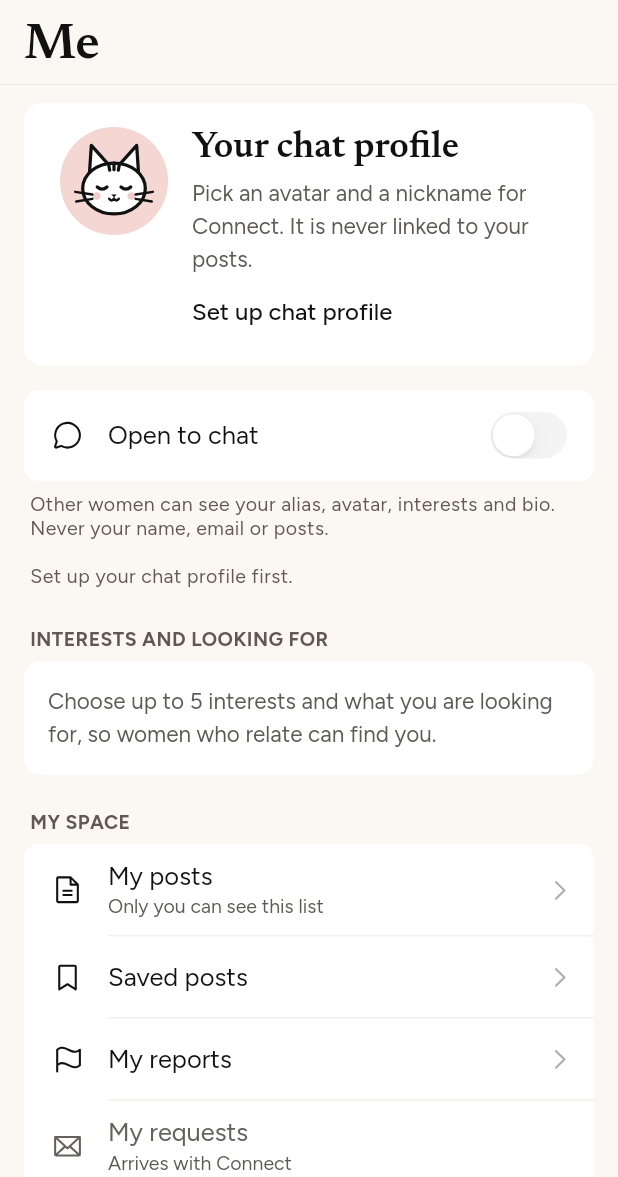
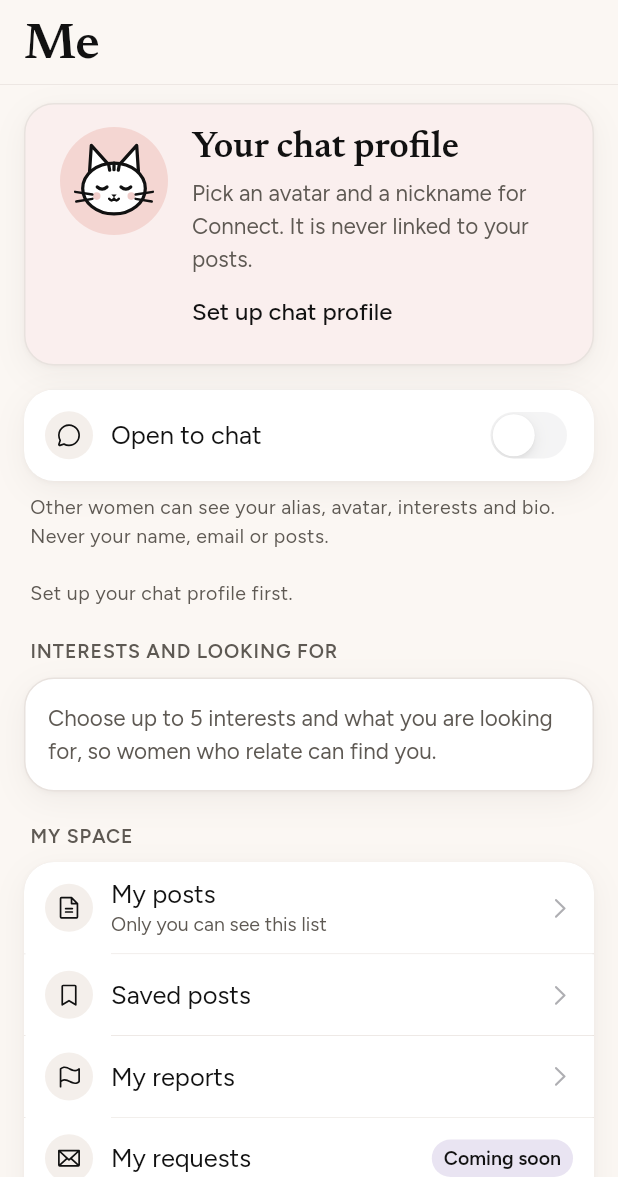
Before and after one commit to DineshVco/women-community-support, a Flutter app: the ProfileScreen screen opened directly, on a phone screen of 412 x 824 dp, the part 59-1236 px from its top. Run offline on Flutter 3.47's test engine with Material 3 defaults, Android fonts, the phone set to English and light mode, and no system bars; our stand-ins replace cloud_firestore, firebase_auth, firebase_core, flutter_secure_storage, google_fonts, google_sign_in and 3 more; missing offline and left inert: cryptography; accounts and stored records are empty; generated files the repository leaves out were written again; project files that could hold a hidden picture were left out.

Commit message:
Design: grouped lists as cards; Me screen tidy-up
GroupedSection is now one Looma card (20 px corners, 1 px warm border,
soft shadow in light mode) under a small grey header, with separators
that start after the icons. Row icons sit in soft circles. Me: the chat
profile at the top is a blush-washed card with the cat avatar, and "My
requests" and "Blocked list" stay readable with a small "Coming soon"
tag instead of being greyed out.

Co-Authored-By: Claude Opus 5.5 <noreply@anthropic.com>

```diff
--- a/lib/presentation/screens/profile_screen.dart
+++ b/lib/presentation/screens/profile_screen.dart
@@ -17,6 +17,7 @@ import '../providers/theme_provider.dart';
 import '../widgets/adaptive.dart';
 import '../widgets/cat_avatar.dart';
 import '../widgets/ios.dart';
+import '../widgets/looma_card.dart';
 import '../widgets/content_width.dart';
 import '../widgets/quick_exit_button.dart';
 import '../widgets/app_lock_gate.dart';
@@ -226,17 +227,16 @@ class _ProfileScreenState extends State<ProfileScreen> {
                           title: 'My reports',
                           onTap: () => _push(const MyReportsScreen()),
                         ),
+                        // Readable, with a tag (not greyed out).
                         const GroupedRow(
                           icon: AppIcons.envelope,
                           title: 'My requests',
-                          subtitle: 'Arrives with Connect',
-                          enabled: false,
+                          trailing: ComingSoonTag(),
                         ),
                         const GroupedRow(
                           icon: AppIcons.blocked,
                           title: 'Blocked list',
-                          subtitle: 'Arrives with Connect',
-                          enabled: false,
+                          trailing: ComingSoonTag(),
                         ),
                       ],
                     ),
@@ -320,14 +320,14 @@ class _Card extends StatelessWidget {
 
   @override
   Widget build(BuildContext context) {
-    return Container(
-      margin: const EdgeInsets.symmetric(horizontal: 16),
-      padding: const EdgeInsets.symmetric(vertical: AppSpacing.lg),
-      decoration: BoxDecoration(
-        color: context.palette.surface,
-        borderRadius: BorderRadius.circular(12),
+    // The cat moment at the top of Me: a card with a soft blush wash.
+    return Padding(
+      padding: const EdgeInsets.symmetric(horizontal: 16),
+      child: LoomaCard(
+        color: context.palette.blushTint,
+        padding: const EdgeInsets.symmetric(vertical: AppSpacing.lg),
+        child: child,
       ),
-      child: child,
     );
   }
 }
--- a/lib/presentation/widgets/ios.dart
+++ b/lib/presentation/widgets/ios.dart
@@ -5,9 +5,11 @@ import 'package:flutter/material.dart';
 
 import '../../core/theme/app_colors.dart';
 import '../../core/theme/app_motion.dart';
+import '../../core/theme/app_radius.dart';
 import '../../core/theme/app_spacing.dart';
 import '../../core/theme/app_typography.dart';
 import '../../core/utils/haptics.dart';
+import 'looma_card.dart';
 
 // iOS-style building blocks, used on Android too, in Looma's black and
 // white style (Newsreader headings, system font for body text).
@@ -160,8 +162,9 @@ class NavBarActions extends StatelessWidget {
 
 // ───────────────────────── Grouped lists ─────────────────────────
 
-/// An iOS inset grouped section: small grey caps header, rounded group,
-/// hairline separators.
+/// A grouped list in the Looma card style: a small grey header, then one
+/// card (20 px corners, 1 px warm border, soft shadow in light mode) with
+/// hairline separators that start after the icons.
 class GroupedSection extends StatelessWidget {
   const GroupedSection({
     super.key,
@@ -174,6 +177,10 @@ class GroupedSection extends StatelessWidget {
   final String? footer;
   final List<Widget> children;
 
+  /// Where a separator starts: after the icon circle, or at the text.
+  static double _inset(Widget child) =>
+      child is GroupedRow && child.icon != null ? 58 : 16;
+
   @override
   Widget build(BuildContext context) {
     final palette = context.palette;
@@ -182,17 +189,82 @@ class GroupedSection extends StatelessWidget {
       color: palette.textSecondary,
       letterSpacing: 0.3,
     );
-    return CupertinoListSection.insetGrouped(
-      backgroundColor: palette.background,
+    final radius = BorderRadius.circular(AppRadius.card);
+    return Padding(
+      padding: const EdgeInsets.fromLTRB(16, 0, 16, AppSpacing.lg),
+      child: Column(
+        crossAxisAlignment: CrossAxisAlignment.stretch,
+        children: [
+          if (header != null)
+            Padding(
+              padding: const EdgeInsets.fromLTRB(4, 4, 4, 8),
+              child: Semantics(
+                header: true,
+                child: Text(
+                  header!.toUpperCase(),
+                  style: small.copyWith(
+                    fontWeight: FontWeight.w600,
+                    letterSpacing: 0.6,
+                  ),
+                ),
+              ),
+            ),
+          DecoratedBox(
+            decoration: BoxDecoration(
+              color: palette.surface,
+              borderRadius: radius,
+              border: Border.all(color: palette.border),
+              boxShadow: LoomaCard.shadowFor(Theme.of(context).brightness),
+            ),
+            child: ClipRRect(
+              borderRadius: radius,
+              child: Column(
+                children: [
+                  for (var i = 0; i < children.length; i++) ...[
+                    if (i > 0)
+                      Padding(
+                        padding: EdgeInsets.only(left: _inset(children[i])),
+                        child: Container(height: 0.5, color: palette.border),
+                      ),
+                    children[i],
+                  ],
+                ],
+              ),
+            ),
+          ),
+          if (footer != null)
+            Padding(
+              padding: const EdgeInsets.fromLTRB(4, 8, 4, 0),
+              child: Text(footer!, style: small),
+            ),
+        ],
+      ),
+    );
+  }
+}
+
+/// A small "Coming soon" tag for rows that are not ready yet. The row stays
+/// readable (not greyed out).
+class ComingSoonTag extends StatelessWidget {
+  const ComingSoonTag({super.key});
+
+  @override
+  Widget build(BuildContext context) {
+    final palette = context.palette;
+    return Container(
+      padding: const EdgeInsets.symmetric(horizontal: 8, vertical: 3),
       decoration: BoxDecoration(
-        color: palette.surface,
-        borderRadius: BorderRadius.circular(12),
+        color: palette.categoryFill('personal_safety'),
+        borderRadius: BorderRadius.circular(999),
       ),
-      separatorColor: palette.border,
-      margin: const EdgeInsets.fromLTRB(16, 0, 16, 8),
-      header: header == null ? null : Text(header!.toUpperCase(), style: small),
-      footer: footer == null ? null : Text(footer!, style: small),
-      children: children,
+      child: Text(
+        'Coming soon',
+        style: TextStyle(
+          fontSize: 13,
+          fontWeight: FontWeight.w600,
+          color: palette.text,
+        ),
+      ),
     );
   }
 }
@@ -210,10 +282,14 @@ class GroupedRow extends StatelessWidget {
     this.onTap,
     this.destructive = false,
     this.enabled = true,
+    this.tint,
   });
 
   final String title;
   final IconData? icon;
+
+  /// The soft circle behind the icon (defaults to a warm grey).
+  final Color? tint;
   final String? subtitle;
 
   /// Shown in grey before the chevron, e.g. "On" or a city.
@@ -250,7 +326,19 @@ class GroupedRow extends StatelessWidget {
         padding: const EdgeInsetsDirectional.fromSTEB(14, 11, 14, 11),
         backgroundColor: palette.surface,
         backgroundColorActivated: palette.softFill,
-        leading: icon == null ? null : Icon(icon, size: 22, color: color),
+        leadingSize: 32,
+        leading:
+            icon == null
+                ? null
+                : Container(
+                  width: 32,
+                  height: 32,
+                  decoration: BoxDecoration(
+                    color: tint ?? palette.softFill,
+                    shape: BoxShape.circle,
+                  ),
+                  child: Icon(icon, size: 18, color: color),
+                ),
         title: Text(
           title,
           maxLines: 3,
```
